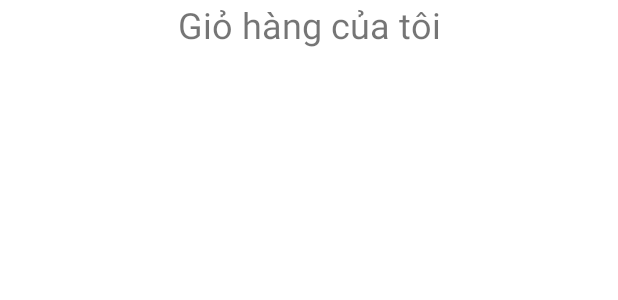
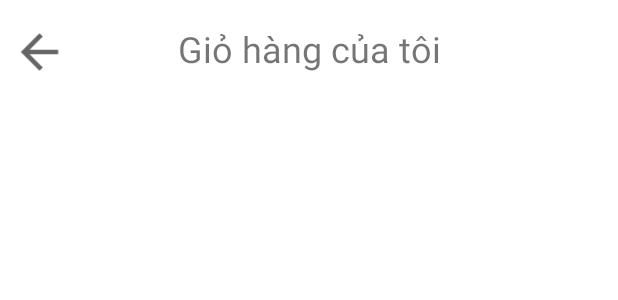
Before and after one commit to bach0510/AndroidProject, an Android app: the layout activity_cart_info.xml on its own in the app's theme, with its tools: preview values and no code run, on a phone screen of 412 x 824 dp. Shown: the top 300 px of the screen. Run offline under Robolectric (Android 15) with nearby library versions, the phone set to English and light mode, and no system bars.

Commit message:
Add Cart Info

```diff
--- a/app/src/main/java/edu/xda/petstore/Home.java
+++ b/app/src/main/java/edu/xda/petstore/Home.java
@@ -64,7 +64,8 @@ public class Home extends AppCompatActivity {
     }
 
     int coutNumberPetInCart(){
-        int userId = getIntent().getExtras().getInt("userId");
+//        int userId = getIntent().getExtras().getInt("userId");
+        int userId = Login.currentUser.getId();
         return PetDatabase.getInstance(this).cartDao().searchCart(userId).size();
     }
 
@@ -156,6 +157,7 @@ public class Home extends AppCompatActivity {
                         break;
                     case R.id.logout_menu:
                         Intent i1 = new Intent(Home.this, Login.class);
+                        Login.currentUser = null;
                         Home.this.startActivity(i1);
 
                         Toast.makeText(Home.this,"Logout", Toast.LENGTH_SHORT).show();
--- a/app/src/main/java/edu/xda/petstore/Login.java
+++ b/app/src/main/java/edu/xda/petstore/Login.java
@@ -22,14 +22,14 @@ public class Login extends AppCompatActivity {
 
     TextInputEditText username, password;
 
-    public User currentUser = null;
+    public static User currentUser = null;
 
     public void hideKeyboard(Context context, View view) {
         InputMethodManager imm = (InputMethodManager) context.getSystemService(Home.INPUT_METHOD_SERVICE);
         imm.hideSoftInputFromWindow(view.getWindowToken(), 0);
     }
 
-    User getCurrentUser(){
+    public static User getCurrentUser(){
         return currentUser;
     }
 
--- a/app/src/main/java/edu/xda/petstore/dao/PetDAO.java
+++ b/app/src/main/java/edu/xda/petstore/dao/PetDAO.java
@@ -23,4 +23,7 @@ public interface PetDAO {
     @Query("select * from pet where  loaiId = :type and  maGiong like '%' || :input || '%'  or loaiId = :type and tenGiong like '%' || :input || '%'  ")
     List<Pet> searchPetByType(String input,int type);
 
+    @Query("select p.* from pet p join cart c on p.id == c.petId where c.userId = :userId")
+    List<Pet> searchCartInfo(int userId);
+
 }
--- a/app/src/main/res/layout/activity_cart_info.xml
+++ b/app/src/main/res/layout/activity_cart_info.xml
@@ -6,14 +6,26 @@
     android:layout_height="match_parent"
     tools:context=".CartInfo">
 
+    <ImageView
+        android:id="@+id/back_button3"
+        android:layout_width="42dp"
+        android:layout_height="37dp"
+        android:layout_marginStart="5dp"
+        android:layout_marginTop="16dp"
+        app:layout_constraintStart_toStartOf="@+id/textView2"
+        app:layout_constraintTop_toTopOf="parent"
+        app:srcCompat="?attr/actionModeCloseDrawable" />
+
     <TextView
         android:id="@+id/textView2"
         android:layout_width="match_parent"
         android:layout_height="53dp"
+        android:layout_marginTop="16dp"
         android:text="Giỏ hàng của tôi"
         android:textAlignment="center"
         android:textSize="24sp"
         app:layout_constraintEnd_toEndOf="parent"
+        app:layout_constraintHorizontal_bias="0.0"
         app:layout_constraintStart_toStartOf="parent"
         app:layout_constraintTop_toTopOf="parent" />
 
@@ -29,6 +41,7 @@
         <androidx.recyclerview.widget.RecyclerView
             android:id="@+id/rcv_home"
             android:layout_width="match_parent"
-            android:layout_height="match_parent" />
+            android:layout_height="match_parent"
+            android:layout_marginTop="16dp" />
     </LinearLayout>
 </androidx.constraintlayout.widget.ConstraintLayout>
```
Also changed, not shown: app/src/main/java/edu/xda/petstore/CartInfo.java (+50 -0 lines).
